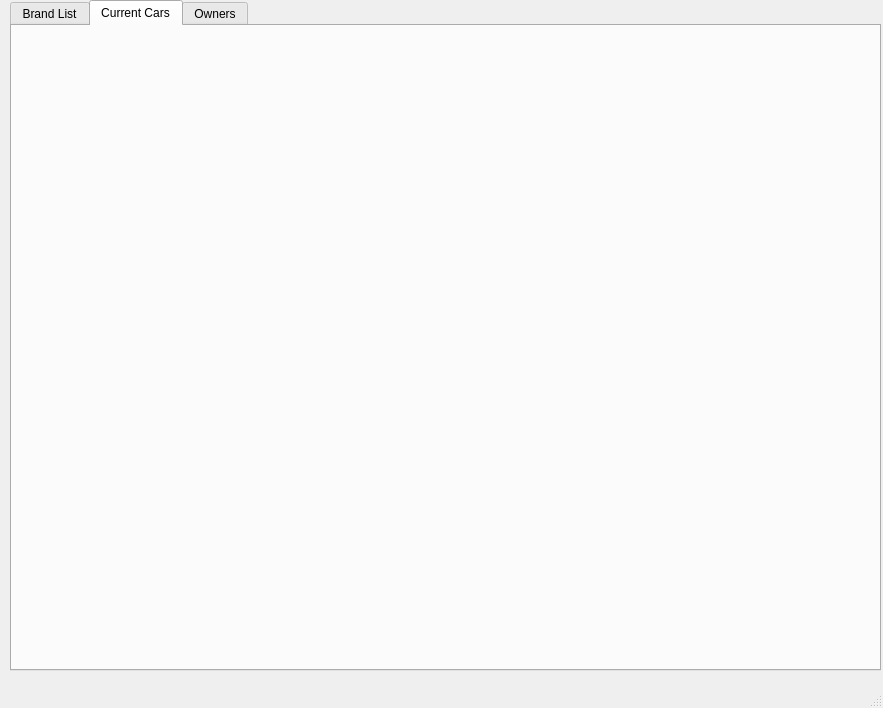
Before: the Qt Designer form Cars_Database/mainwindow.ui in Apache163/Cars2.1, drawn with Qt 5.
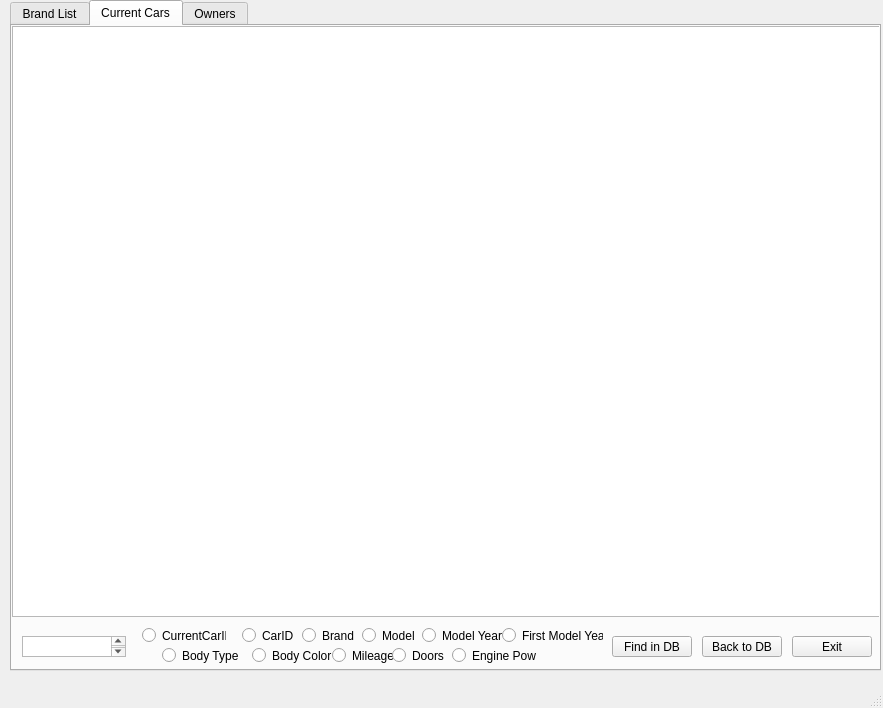
After: the same form once the commit is applied. The open tabs and pages were chosen to show the change.

Commit message: Добавлены дополнительные страницы для CurrentCar и Owner

Patch:
```diff
--- a/Cars_Database/mainwindow.ui
+++ b/Cars_Database/mainwindow.ui
@@ -198,6 +198,208 @@
      <attribute name="title">
       <string>Current Cars</string>
      </attribute>
+     <widget class="QTableWidget" name="tableWidget">
+      <property name="geometry">
+       <rect>
+        <x>0</x>
+        <y>0</y>
+        <width>871</width>
+        <height>591</height>
+       </rect>
+      </property>
+     </widget>
+     <widget class="QTextEdit" name="textEdit_2">
+      <property name="geometry">
+       <rect>
+        <x>10</x>
+        <y>610</y>
+        <width>104</width>
+        <height>21</height>
+       </rect>
+      </property>
+     </widget>
+     <widget class="QRadioButton" name="radioButton_9">
+      <property name="geometry">
+       <rect>
+        <x>130</x>
+        <y>600</y>
+        <width>84</width>
+        <height>19</height>
+       </rect>
+      </property>
+      <property name="text">
+       <string>CurrentCarID</string>
+      </property>
+     </widget>
+     <widget class="QRadioButton" name="radioButton_10">
+      <property name="geometry">
+       <rect>
+        <x>230</x>
+        <y>600</y>
+        <width>51</width>
+        <height>19</height>
+       </rect>
+      </property>
+      <property name="text">
+       <string>CarID</string>
+      </property>
+     </widget>
+     <widget class="QRadioButton" name="radioButton_11">
+      <property name="geometry">
+       <rect>
+        <x>290</x>
+        <y>600</y>
+        <width>84</width>
+        <height>19</height>
+       </rect>
+      </property>
+      <property name="text">
+       <string>Brand</string>
+      </property>
+     </widget>
+     <widget class="QRadioButton" name="radioButton_12">
+      <property name="geometry">
+       <rect>
+        <x>350</x>
+        <y>600</y>
+        <width>61</width>
+        <height>19</height>
+       </rect>
+      </property>
+      <property name="text">
+       <string>Model</string>
+      </property>
+     </widget>
+     <widget class="QRadioButton" name="radioButton_13">
+      <property name="geometry">
+       <rect>
+        <x>410</x>
+        <y>600</y>
+        <width>84</width>
+        <height>19</height>
+       </rect>
+      </property>
+      <property name="text">
+       <string>Model Year</string>
+      </property>
+     </widget>
+     <widget class="QRadioButton" name="radioButton_14">
+      <property name="geometry">
+       <rect>
+        <x>490</x>
+        <y>600</y>
+        <width>101</width>
+        <height>19</height>
+       </rect>
+      </property>
+      <property name="text">
+       <string>First Model Year</string>
+      </property>
+     </widget>
+     <widget class="QRadioButton" name="radioButton_15">
+      <property name="geometry">
+       <rect>
+        <x>150</x>
+        <y>620</y>
+        <width>84</width>
+        <height>19</height>
+       </rect>
+      </property>
+      <property name="text">
+       <string>Body Type</string>
+      </property>
+     </widget>
+     <widget class="QRadioButton" name="radioButton_16">
+      <property name="geometry">
+       <rect>
+        <x>240</x>
+        <y>620</y>
+        <width>84</width>
+        <height>19</height>
+       </rect>
+      </property>
+      <property name="text">
+       <string>Body Color</string>
+      </property>
+     </widget>
+     <widget class="QRadioButton" name="radioButton_17">
+      <property name="geometry">
+       <rect>
+        <x>320</x>
+        <y>620</y>
+        <width>61</width>
+        <height>19</height>
+       </rect>
+      </property>
+      <property name="text">
+       <string>Mileage</string>
+      </property>
+     </widget>
+     <widget class="QRadioButton" name="radioButton_18">
+      <property name="geometry">
+       <rect>
+        <x>380</x>
+        <y>620</y>
+        <width>61</width>
+        <height>19</height>
+       </rect>
+      </property>
+      <property name="text">
+       <string>Doors</string>
+      </property>
+     </widget>
+     <widget class="QRadioButton" name="radioButton_19">
+      <property name="geometry">
+       <rect>
+        <x>440</x>
+        <y>620</y>
+        <width>84</width>
+        <height>19</height>
+       </rect>
+      </property>
+      <property name="text">
+       <string>Engine Power</string>
+      </property>
+     </widget>
+     <widget class="QPushButton" name="pushButton_4">
+      <property name="geometry">
+       <rect>
+        <x>600</x>
+        <y>610</y>
+        <width>80</width>
+        <height>21</height>
+       </rect>
+      </property>
+      <property name="text">
+       <string>Find in DB</string>
+      </property>
+     </widget>
+     <widget class="QPushButton" name="pushButton_5">
+      <property name="geometry">
+       <rect>
+        <x>690</x>
+        <y>610</y>
+        <width>80</width>
+        <height>21</height>
+       </rect>
+      </property>
+      <property name="text">
+       <string>Back to DB</string>
+      </property>
+     </widget>
+     <widget class="QPushButton" name="pushButton_6">
+      <property name="geometry">
+       <rect>
+        <x>780</x>
+        <y>610</y>
+        <width>80</width>
+        <height>21</height>
+       </rect>
+      </property>
+      <property name="text">
+       <string>Exit</string>
+      </property>
+     </widget>
     </widget>
     <widget class="QWidget" name="tab_3">
      <attribute name="title">
```
Left out of the diff: 98 changed lines with no effect on the pictures. The commit also changes 10 other files.
